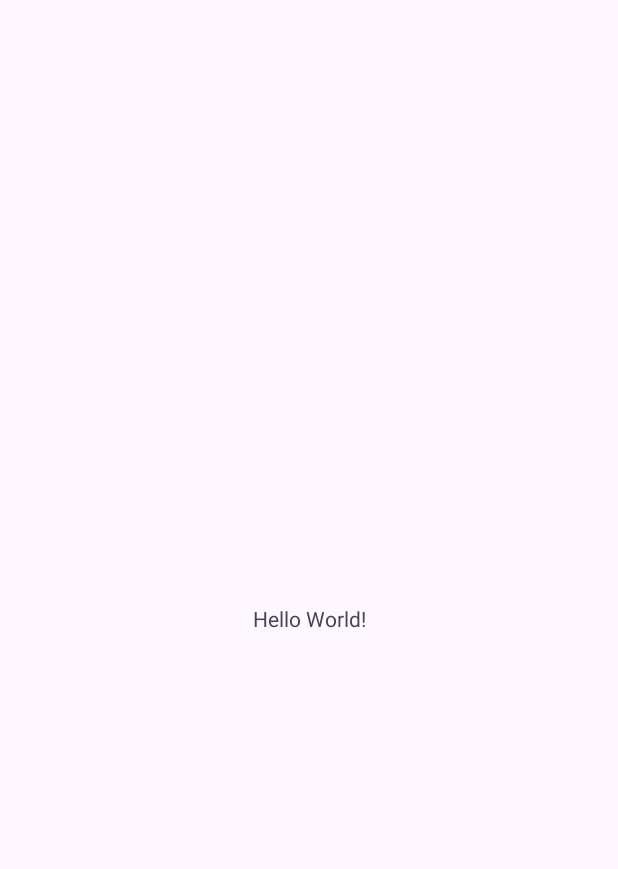
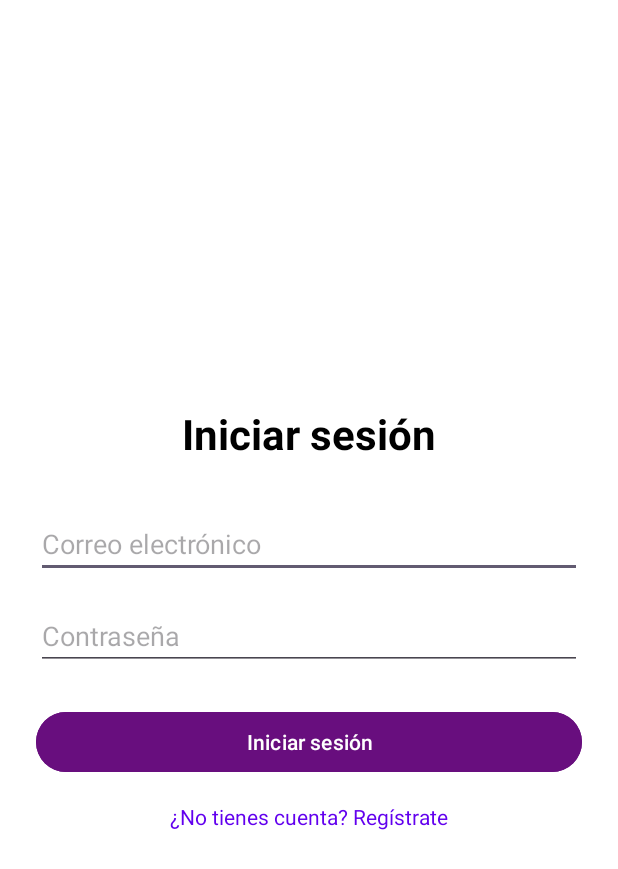
Before and after one commit to Z3nitt/TFGMedac, an Android app: the screen it shows after launch (MainActivity), on a phone screen of 412 x 824 dp. Before the commit the part shown is almost empty. Shown: the top 869 px of the screen. Run offline under Robolectric (Android 15) with nearby library versions, the phone set to English and light mode, and no system bars.

Commit message:
Login basico creado

```diff
--- a/app/src/main/java/com/example/gamebox/MainActivity.kt
+++ b/app/src/main/java/com/example/gamebox/MainActivity.kt
@@ -9,7 +9,7 @@ import androidx.core.view.WindowInsetsCompat
 class MainActivity : AppCompatActivity() {
     override fun onCreate(savedInstanceState: Bundle?) {
         super.onCreate(savedInstanceState)
-        setContentView(R.layout.activity_main)
+        setContentView(R.layout.activity_login)
 
     }
 }
--- /dev/null
+++ b/app/src/main/res/layout/activity_login.xml
@@ -0,0 +1,65 @@
+<?xml version="1.0" encoding="utf-8"?>
+<LinearLayout xmlns:android="http://schemas.android.com/apk/res/android"
+    xmlns:tools="http://schemas.android.com/tools"
+    android:id="@+id/login_layout"
+    android:layout_width="match_parent"
+    android:layout_height="match_parent"
+    android:background="#FFFFFF"
+    android:orientation="vertical"
+    android:gravity="center"
+    android:padding="24dp"
+    tools:context=".LoginActivity">
+
+    <TextView
+        android:id="@+id/titleText"
+        android:layout_width="wrap_content"
+        android:layout_height="wrap_content"
+        android:text="Iniciar sesión"
+        android:textSize="28sp"
+        android:textStyle="bold"
+        android:layout_marginBottom="32dp"
+        android:textColor="#000000" />
+
+    <EditText
+        android:id="@+id/emailEditText"
+        android:layout_width="match_parent"
+        android:layout_height="wrap_content"
+        android:hint="@string/correo_electronico"
+        android:inputType="textEmailAddress"
+        android:layout_marginBottom="16dp" />
+
+    <EditText
+        android:id="@+id/passwordEditText"
+        android:layout_width="match_parent"
+        android:layout_height="wrap_content"
+        android:hint="Contraseña"
+        android:inputType="textPassword"
+        android:layout_marginBottom="24dp" />
+
+    <Button
+        android:id="@+id/actionButton"
+        android:layout_width="match_parent"
+        android:layout_height="wrap_content"
+        android:text="Iniciar sesión"
+        android:backgroundTint="@color/purple_500"
+        android:textColor="#FFFFFF" />
+
+    <TextView
+        android:id="@+id/toggleModeText"
+        android:layout_width="wrap_content"
+        android:layout_height="wrap_content"
+        android:text="¿No tienes cuenta? Regístrate"
+        android:textColor="#6200EE"
+        android:layout_marginTop="16dp"
+        android:clickable="true"
+        android:focusable="true" />
+
+    <TextView
+        android:id="@+id/errorText"
+        android:layout_width="wrap_content"
+        android:layout_height="wrap_content"
+        android:text=""
+        android:textColor="#FF0000"
+        android:layout_marginTop="20dp"
+        android:visibility="gone" />
+</LinearLayout>
--- a/app/src/main/res/values/colors.xml
+++ b/app/src/main/res/values/colors.xml
@@ -2,4 +2,5 @@
 <resources>
     <color name="black">#FF000000</color>
     <color name="white">#FFFFFFFF</color>
+    <color name="purple_500">#680E7E</color>
 </resources>
--- a/app/src/main/res/values/strings.xml
+++ b/app/src/main/res/values/strings.xml
@@ -1,3 +1,4 @@
 <resources>
     <string name="app_name">Gamebox</string>
+    <string name="correo_electronico">Correo electrónico</string>
 </resources>
```
Also changed, not shown: app/src/main/java/com/example/gamebox/LoginActivity.kt (added, +66 -0 lines).
